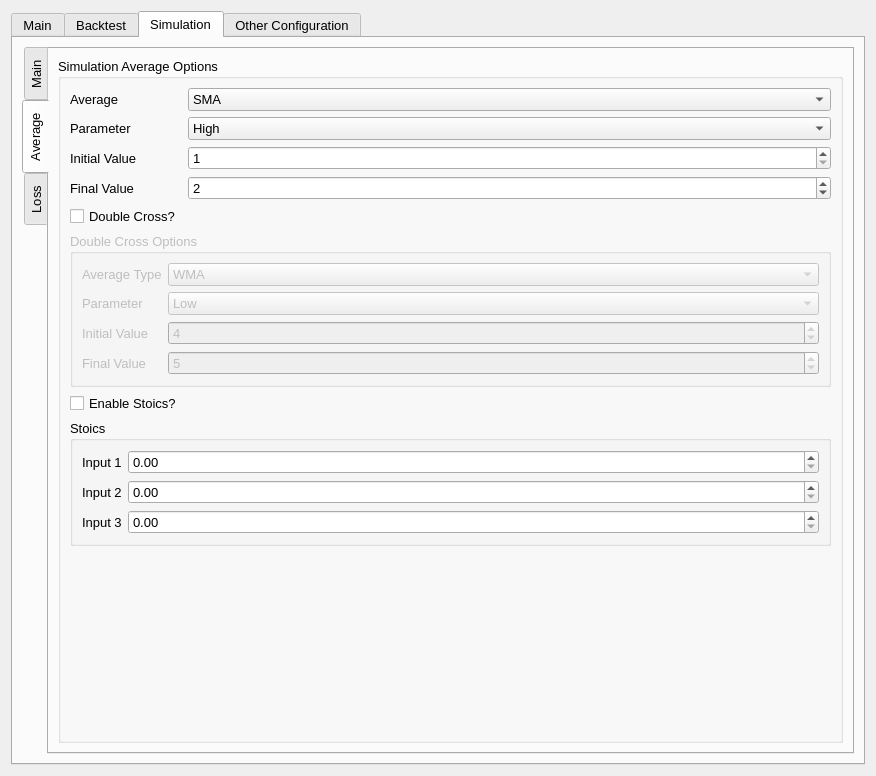
Before: the Qt Designer form UI/configuration.ui in ZENALC/algobot, drawn with Qt 5.
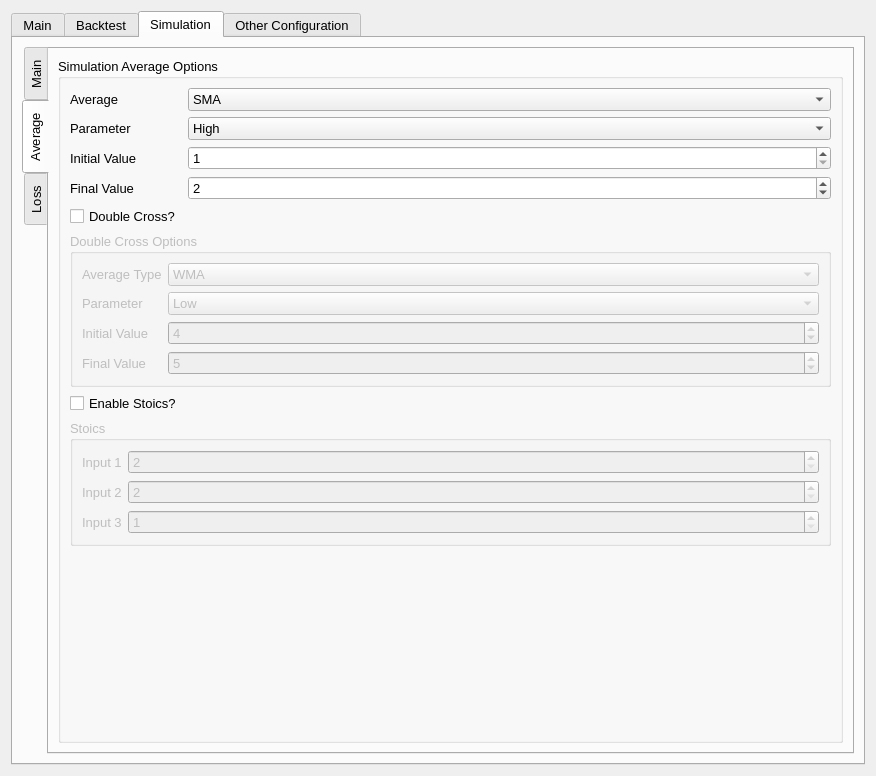
After: the same form once the commit is applied. The open tabs and pages were chosen to show the change.

What changed in the file:
```diff
--- a/UI/configuration.ui
+++ b/UI/configuration.ui
@@ -26,7 +26,7 @@
    <string>Configuration</string>
   </property>
   <layout class="QGridLayout" name="gridLayout">
-   <item row="1" column="0">
+   <item row="0" column="0">
     <widget class="QTabWidget" name="configurationTabWidget">
      <property name="sizePolicy">
       <sizepolicy hsizetype="Preferred" vsizetype="Preferred">
@@ -2276,7 +2276,13 @@
               <item row="7" column="0" colspan="3">
                <widget class="QGroupBox" name="simulationStoicGroupBox">
                 <property name="enabled">
-                 <bool>true</bool>
+                 <bool>false</bool>
+                </property>
+                <property name="sizePolicy">
+                 <sizepolicy hsizetype="Preferred" vsizetype="Fixed">
+                  <horstretch>0</horstretch>
+                  <verstretch>0</verstretch>
+                 </sizepolicy>
                 </property>
                 <property name="title">
                  <string>Stoics</string>
@@ -2304,13 +2310,25 @@
                   </widget>
                  </item>
                  <item row="0" column="1">
-                  <widget class="QDoubleSpinBox" name="simulationStoicComboBox1"/>
+                  <widget class="QSpinBox" name="simulationStoicSpinBox1">
+                   <property name="minimum">
+                    <number>2</number>
+                   </property>
+                  </widget>
                  </item>
                  <item row="1" column="1">
-                  <widget class="QDoubleSpinBox" name="simulationStoicComboBox2"/>
+                  <widget class="QSpinBox" name="simulationStoicSpinBox2">
+                   <property name="minimum">
+                    <number>2</number>
+                   </property>
+                  </widget>
                  </item>
                  <item row="2" column="1">
-                  <widget class="QDoubleSpinBox" name="simulationStoicComboBox3"/>
+                  <widget class="QSpinBox" name="simulationStoicSpinBox3">
+                   <property name="minimum">
+                    <number>1</number>
+                   </property>
+                  </widget>
                  </item>
                 </layout>
                </widget>
```
Left out of the diff: 28 changed lines with no effect on the pictures.
